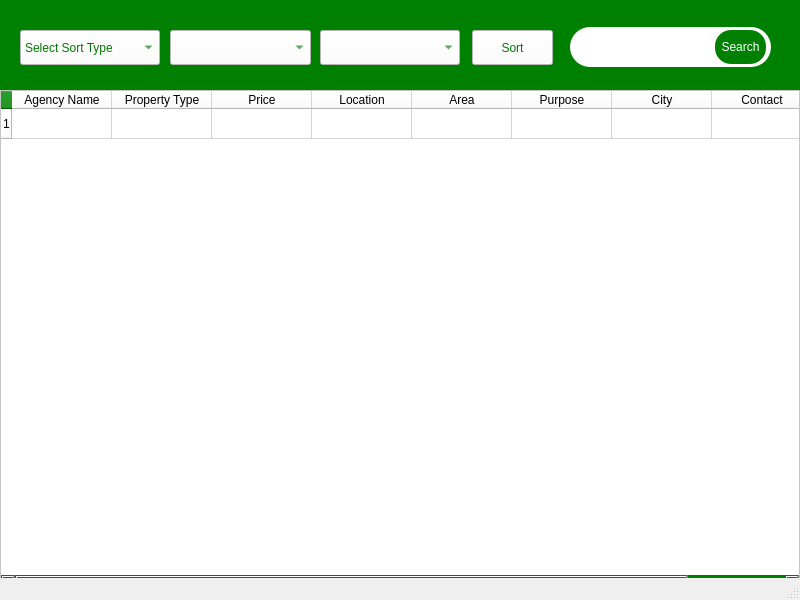
The window that UI/ShowData.ui (Bilal-Basharat/Real-Estate-Management-Python-PyQt-) describes before a commit, drawn with Qt 5.
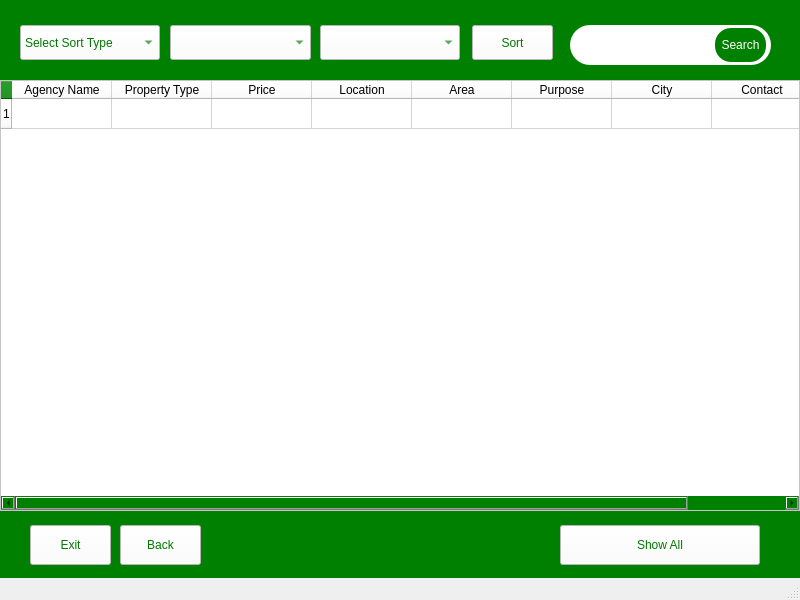
The same window after the commit.

What changed in the file:
```diff
--- a/UI/ShowData.ui
+++ b/UI/ShowData.ui
@@ -31,9 +31,9 @@
      <property name="geometry">
       <rect>
        <x>0</x>
-       <y>90</y>
+       <y>80</y>
        <width>800</width>
-       <height>500</height>
+       <height>431</height>
       </rect>
      </property>
      <property name="styleSheet">
@@ -89,7 +89,7 @@
      <property name="geometry">
       <rect>
        <x>170</x>
-       <y>30</y>
+       <y>25</y>
        <width>141</width>
        <height>35</height>
       </rect>
@@ -105,7 +105,7 @@
      <property name="geometry">
       <rect>
        <x>20</x>
-       <y>30</y>
+       <y>25</y>
        <width>140</width>
        <height>35</height>
       </rect>
@@ -171,7 +171,7 @@
      <property name="geometry">
       <rect>
        <x>472</x>
-       <y>30</y>
+       <y>25</y>
        <width>81</width>
        <height>35</height>
       </rect>
@@ -188,7 +188,7 @@
      <property name="geometry">
       <rect>
        <x>320</x>
-       <y>30</y>
+       <y>25</y>
        <width>140</width>
        <height>35</height>
       </rect>
@@ -204,7 +204,7 @@
      <property name="geometry">
       <rect>
        <x>715</x>
-       <y>30</y>
+       <y>28</y>
        <width>51</width>
        <height>34</height>
       </rect>
@@ -224,7 +224,7 @@
      <property name="geometry">
       <rect>
        <x>570</x>
-       <y>27</y>
+       <y>25</y>
        <width>201</width>
        <height>40</height>
       </rect>
@@ -235,6 +235,60 @@
 font: 12pt &quot;Roboto&quot;;</string>
      </property>
     </widget>
+    <widget class="QPushButton" name="BtnExit">
+     <property name="geometry">
+      <rect>
+       <x>30</x>
+       <y>525</y>
+       <width>81</width>
+       <height>40</height>
+      </rect>
+     </property>
+     <property name="styleSheet">
+      <string notr="true">background-color: rgb(255, 255, 255);
+color: rgb(0, 120, 0);
+font: bold 12pt &quot;Roboto&quot;;</string>
+     </property>
+     <property name="text">
+      <string>Exit</string>
+     </property>
+    </widget>
+    <widget class="QPushButton" name="BtnShowAll">
+     <property name="geometry">
+      <rect>
+       <x>560</x>
+       <y>525</y>
+       <width>200</width>
+       <height>40</height>
+      </rect>
+     </property>
+     <property name="styleSheet">
+      <string notr="true">background-color: rgb(255, 255, 255);
+color: rgb(0, 120, 0);
+font: bold 12pt &quot;Roboto&quot;;</string>
+     </property>
+     <property name="text">
+      <string>Show All</string>
+     </property>
+    </widget>
+    <widget class="QPushButton" name="BtnBack">
+     <property name="geometry">
+      <rect>
+       <x>120</x>
+       <y>525</y>
+       <width>81</width>
+       <height>40</height>
+      </rect>
+     </property>
+     <property name="styleSheet">
+      <string notr="true">background-color: rgb(255, 255, 255);
+color: rgb(0, 120, 0);
+font: bold 12pt &quot;Roboto&quot;;</string>
+     </property>
+     <property name="text">
+      <string>Back</string>
+     </property>
+    </widget>
     <zorder>txtSearch</zorder>
     <zorder>TableWidgetData</zorder>
     <zorder>CmbxSortByType</zorder>
```
Left out of the diff: 3 changed lines with no effect on the pictures.
